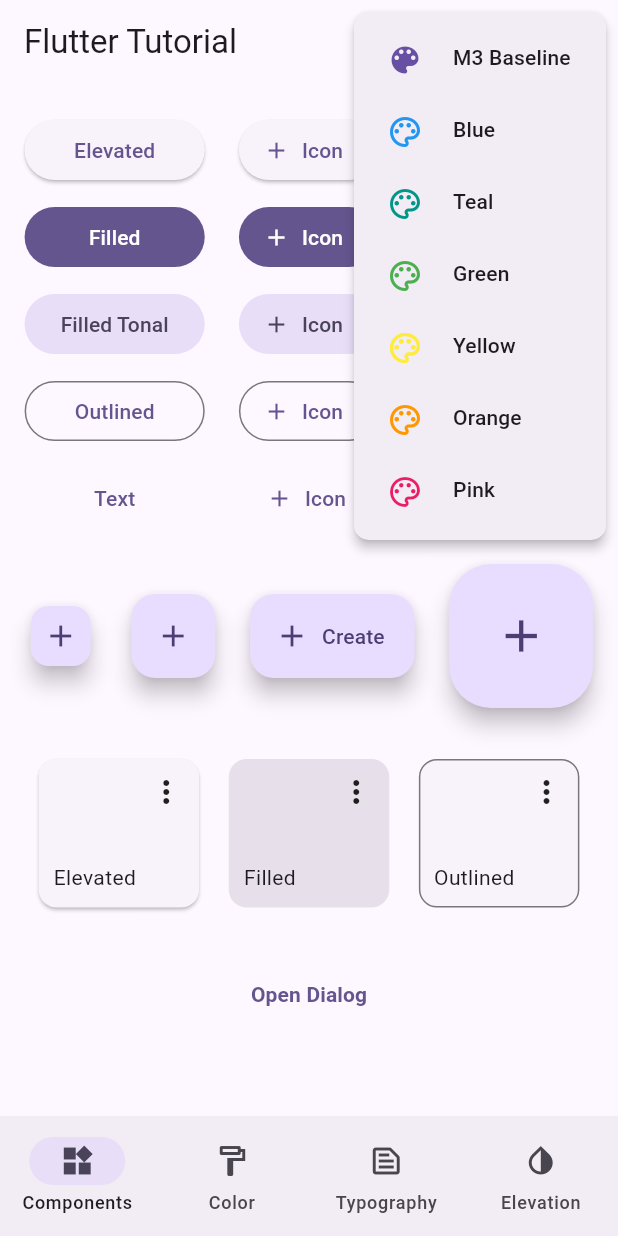
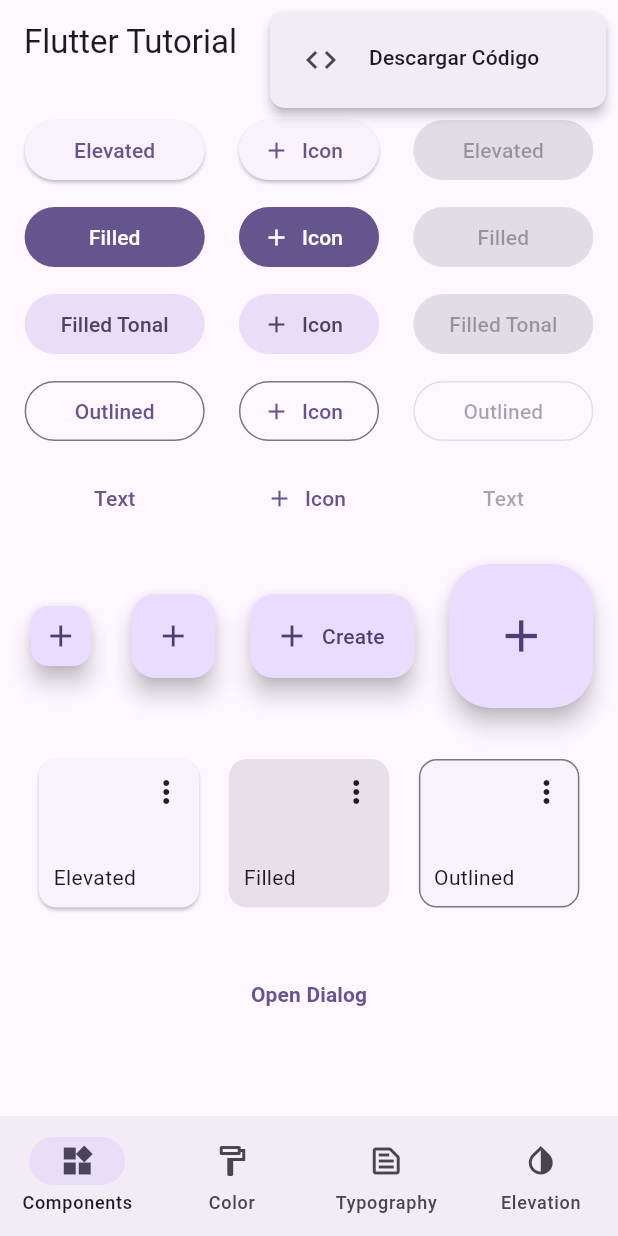
Before and after one commit to omarSuarezRodriguez/flutter_tutorial_material, a Flutter app: the screen it shows after launch, after a tap on the "more vert" icon, on a phone screen of 412 x 824 dp. Run offline on Flutter 3.47's test engine with Material 2 defaults, Android fonts, the light colour scheme and no system bars.

Commit message:
Se actualiza app

```diff
--- a/lib/src/app.dart
+++ b/lib/src/app.dart
@@ -7,7 +7,6 @@
 import 'component_screen/component_screen.dart';
 import 'elevation_screen/elevation_screen.dart';
 import 'typography_screen/typography_screen.dart';
-
 
 class MyApp extends StatefulWidget {
   const MyApp({super.key});
@@ -105,7 +104,9 @@
 
   PreferredSizeWidget createAppBar() {
     return AppBar(
-      title: useMaterial3 ? const Text("Flutter Tutorial") : const Text("Material 2"),
+      title: useMaterial3
+          ? const Text("Flutter Tutorial")
+          : const Text("Material 2"),
       actions: [
         IconButton(
           icon: useLightMode
@@ -125,29 +126,61 @@
           icon: const Icon(Icons.more_vert),
           shape:
               RoundedRectangleBorder(borderRadius: BorderRadius.circular(10)),
-          itemBuilder: (context) {
-            return List.generate(colorOptions.length, (index) {
-              return PopupMenuItem(
-                  value: index,
-                  child: Wrap(
-                    children: [
-                      Padding(
-                        padding: const EdgeInsets.only(left: 10),
-                        child: Icon(
-                          index == colorSelected
-                              ? Icons.color_lens
-                              : Icons.color_lens_outlined,
-                          color: colorOptions[index],
-                        ),
-                      ),
-                      Padding(
-                          padding: const EdgeInsets.only(left: 20),
-                          child: Text(colorText[index]))
-                    ],
-                  ));
-            });
-          },
-          onSelected: handleColorSelect,
+
+          itemBuilder: (context) => [
+            PopupMenuItem(
+              child: Wrap(
+                children: const [
+                  Padding(
+                    padding: EdgeInsets.only(left: 10),
+                    child: Icon(Icons.code),
+                  ),
+                  Padding(
+                    padding: EdgeInsets.only(left: 20),
+                    child: Text("Descargar Código"),
+                  ),
+                ],
+              ),
+            ),
+          ],
+
+          // Wrap(
+          //   children: const [
+          //     Padding(
+          //       padding: EdgeInsets.only(left: 10),
+          //       child: Icon(Icons.color_lens),
+          //     ),
+          //     Padding(
+          //       padding: EdgeInsets.only(left: 20),
+          //       child: Text("Hola"),
+          //     ),
+          //   ],
+          // ),
+
+          // itemBuilder: (context) {
+
+          //   return List.generate(colorOptions.length, (index) {
+          //     return PopupMenuItem(
+          //         value: index,
+          //         child: Wrap(
+          //           children: [
+          //             Padding(
+          //               padding: const EdgeInsets.only(left: 10),
+          //               child: Icon(
+          //                 index == colorSelected
+          //                     ? Icons.color_lens
+          //                     : Icons.color_lens_outlined,
+          //                 color: colorOptions[index],
+          //               ),
+          //             ),
+          //             Padding(
+          //                 padding: const EdgeInsets.only(left: 20),
+          //                 child: Text(colorText[index]))
+          //           ],
+          //         ));
+          //   });
+
+          // },
         ),
       ],
     );
```
